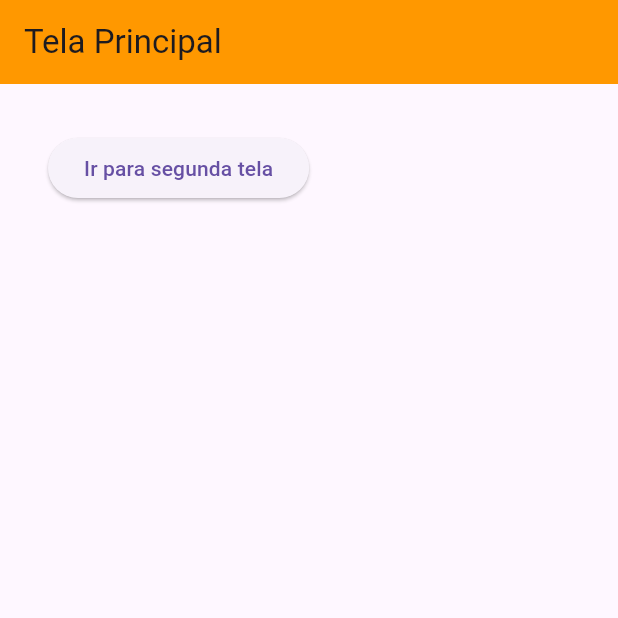
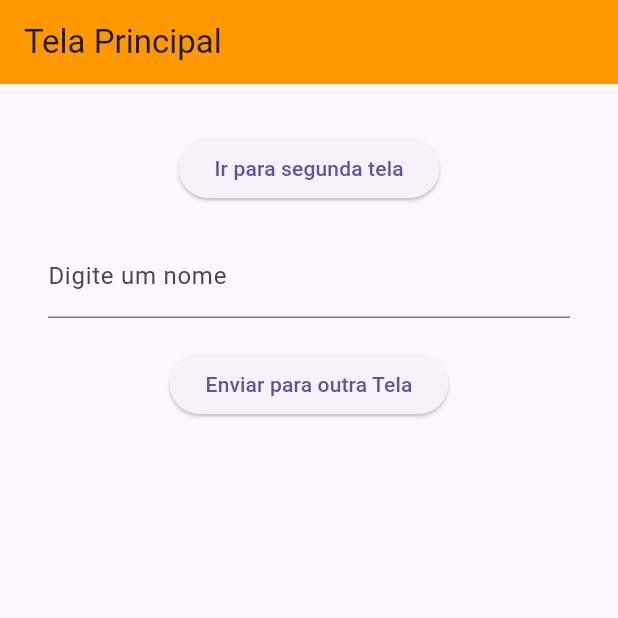
Before and after one commit to roberiosouza/navega-telas-flutter, a Flutter app: the screen it shows after launch, on a phone screen of 412 x 824 dp, the top half of it. Run offline on Flutter 3.47's test engine with Material 3 defaults, Android fonts, the phone set to English and light mode, and no system bars.

Commit message:
Implementado passagem de dados para uma segunda tela via construtor.

```diff
--- a/lib/main.dart
+++ b/lib/main.dart
@@ -15,6 +15,8 @@
 }
 
 class _TelaPrincipalState extends State<TelaPrincipal> {
+  TextEditingController _inputNome = TextEditingController();
+
   @override
   Widget build(BuildContext context) {
     return Scaffold(
@@ -33,7 +35,29 @@
                       MaterialPageRoute(
                           builder: (context) => TelaSecundaria()));
                 },
-                child: Text("Ir para segunda tela"))
+                child: Text("Ir para segunda tela")),
+            Padding(
+              padding: EdgeInsets.only(top: 20),
+              child: TextField(
+                keyboardType: TextInputType.text,
+                controller: _inputNome,
+                decoration: InputDecoration(
+                    labelText: "Digite um nome", hintText: "Qualquer nome"),
+              ),
+            ),
+            Padding(
+              padding: EdgeInsets.only(top: 20),
+              child: ElevatedButton(
+                onPressed: () {
+                  Navigator.push(
+                      context,
+                      MaterialPageRoute(
+                          builder: (context) =>
+                              TelaSecundaria(nome: _inputNome.text)));
+                },
+                child: Text("Enviar para outra Tela"),
+              ),
+            )
           ],
         ),
       ),
--- a/lib/tela-secundaria.dart
+++ b/lib/tela-secundaria.dart
@@ -1,7 +1,9 @@
 import 'package:flutter/material.dart';
 
 class TelaSecundaria extends StatefulWidget {
-  const TelaSecundaria({super.key});
+  String? nome;
+
+  TelaSecundaria({this.nome});
 
   @override
   State<TelaSecundaria> createState() => _TelaSecundariaState();
@@ -18,7 +20,7 @@
       body: Padding(
         padding: EdgeInsets.all(32),
         child: Column(
-          children: [Text("Segunda Tela!")],
+          children: [Text("Segunda Tela! ${widget.nome ?? ""}")],
         ),
       ),
     );
```
